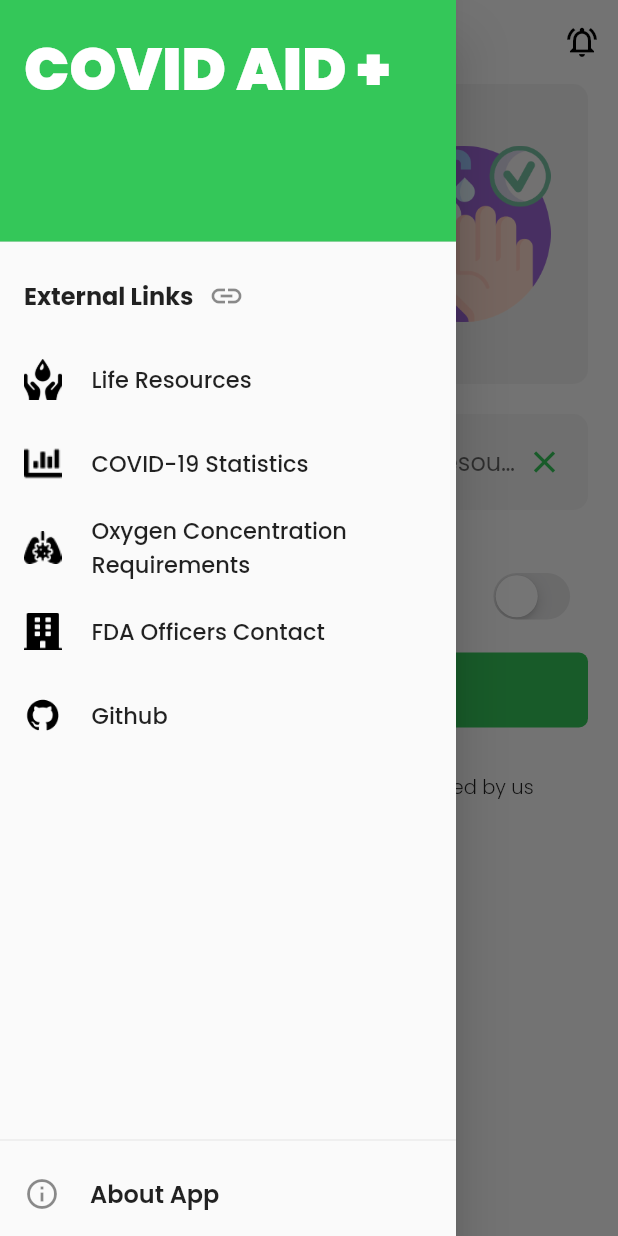
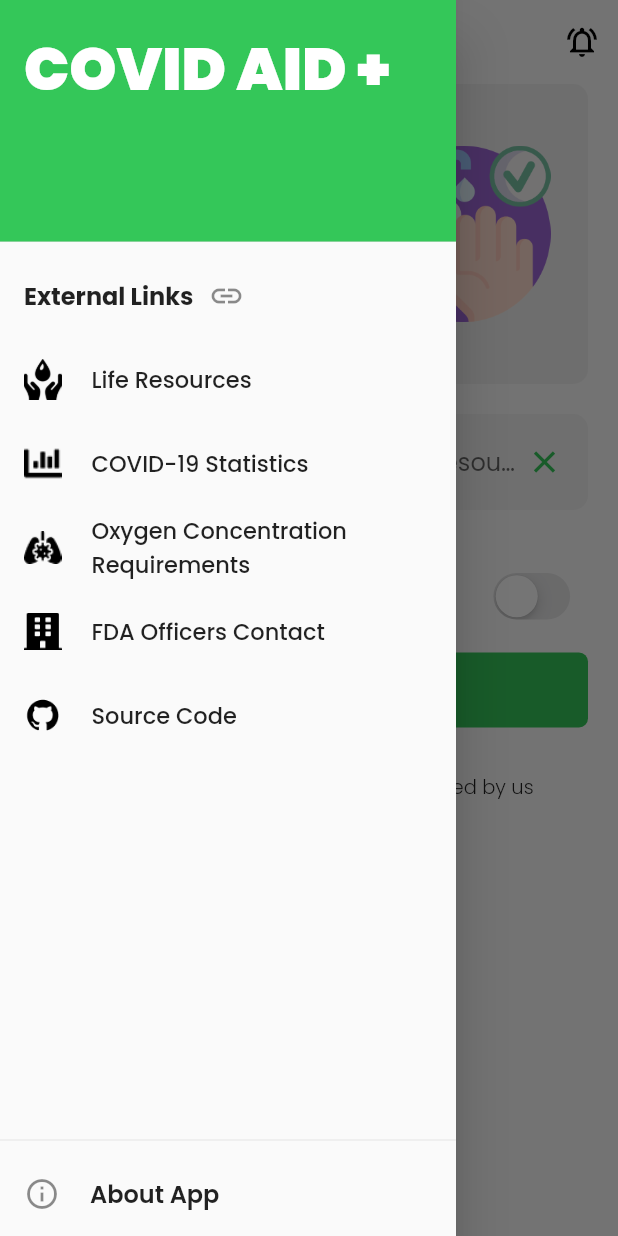
Before and after one commit to icodelifee/CovidAID-flutter, a Flutter app: the screen it shows after launch, with the side drawer open, on a phone screen of 412 x 824 dp. Run offline on Flutter 3.47's test engine with Material 2 defaults, Android fonts, the light colour scheme and no system bars; drawn by our look-alikes of auto_size_text, carousel_slider; our stand-ins replace awesome_notifications, cloud_firestore, dio, firebase_auth, firebase_core, firebase_messaging and 6 more; missing offline and left inert: dio_cache_interceptor, expand_widget, fuzzywuzzy; accounts and stored records are empty; network calls fail.

Commit message:
ui(drawer): change github to source code in external links tile

```diff
--- a/lib/ui/homepage/widgets/homepage_drawer.dart
+++ b/lib/ui/homepage/widgets/homepage_drawer.dart
@@ -67,7 +67,7 @@
           ),
           ExternalLinksTile(
             url: 'https://github.com/icodelifee/CovidAID-flutter',
-            title: 'Github',
+            title: 'Source Code',
             asset: 'github',
           ),
           Expanded(
```
